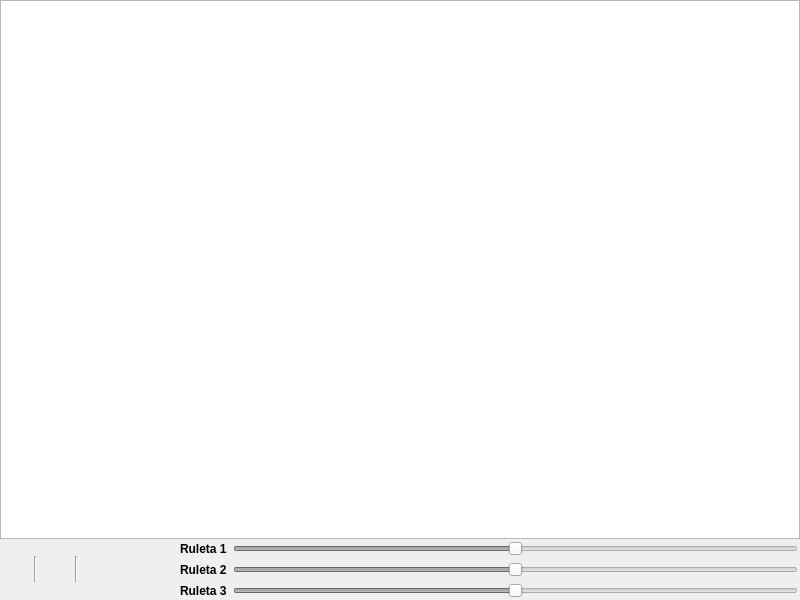
Above: ui/ruleta.ui from Monthy/gr-lida before the change. Below: the same form after it.
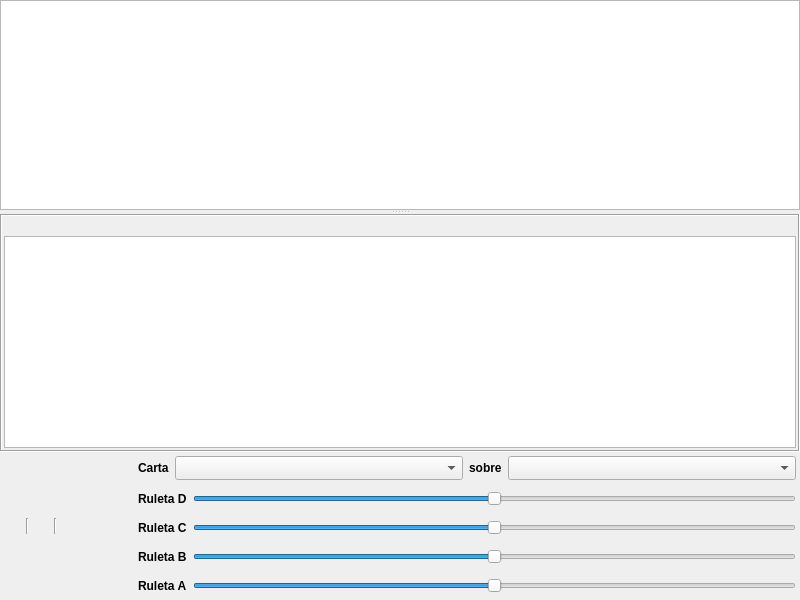
That is the form after the change. Icons and pictures are not drawn.

```diff
--- a/ui/ruleta.ui
+++ b/ui/ruleta.ui
@@ -1,7 +1,7 @@
 <?xml version="1.0" encoding="UTF-8"?>
 <ui version="4.0">
- <class>RuletaClass</class>
- <widget class="QMainWindow" name="RuletaClass">
+ <class>frmRuleta</class>
+ <widget class="QDialog" name="frmRuleta">
   <property name="geometry">
    <rect>
     <x>0</x>
@@ -13,7 +13,6 @@
   <property name="windowTitle">
    <string>Ruleta de Protección</string>
   </property>
-  <widget class="QWidget" name="centralwidget">
    <layout class="QVBoxLayout" name="verticalLayout">
     <property name="spacing">
      <number>0</number>
@@ -22,26 +21,91 @@
      <number>0</number>
     </property>
     <item>
+    <widget class="QSplitter" name="splitter">
+     <property name="orientation">
+      <enum>Qt::Vertical</enum>
+     </property>
+     <property name="handleWidth">
+      <number>4</number>
+     </property>
      <widget class="QGraphicsView" name="gvRuleta">
       <property name="cacheMode">
        <set>QGraphicsView::CacheBackground</set>
       </property>
      </widget>
-    </item>
-    <item>
-     <widget class="QFrame" name="frame">
+     <widget class="QFrame" name="frameInfo">
       <property name="frameShape">
-       <enum>QFrame::NoFrame</enum>
+       <enum>QFrame::Box</enum>
       </property>
       <property name="frameShadow">
-       <enum>QFrame::Raised</enum>
+       <enum>QFrame::Sunken</enum>
       </property>
-      <layout class="QHBoxLayout" name="horizontalLayout_2">
+      <layout class="QGridLayout" name="gridLayout" columnstretch="0,1,0">
+       <property name="verticalSpacing">
+        <number>2</number>
+       </property>
        <property name="margin">
         <number>2</number>
        </property>
+       <item row="0" column="0">
+        <widget class="QLabel" name="lb_info_ico">
+         <property name="minimumSize">
+          <size>
+           <width>16</width>
+           <height>16</height>
+          </size>
+         </property>
+         <property name="pixmap">
+          <pixmap resource="../res/gr-lida.qrc">:/img16/informacion.png</pixmap>
+         </property>
+        </widget>
+       </item>
+       <item row="0" column="1">
+        <widget class="QLabel" name="lb_info_titulo">
+         <property name="minimumSize">
+          <size>
+           <width>0</width>
+           <height>16</height>
+          </size>
+         </property>
+        </widget>
+       </item>
+       <item row="0" column="2">
+        <widget class="QToolButton" name="btnCerrarInfo">
+         <property name="icon">
+          <iconset resource="../res/gr-lida.qrc">
+           <normaloff>:/images/tab_close.png</normaloff>:/images/tab_close.png</iconset>
+         </property>
+         <property name="iconSize">
+          <size>
+           <width>9</width>
+           <height>9</height>
+          </size>
+         </property>
+         <property name="toolButtonStyle">
+          <enum>Qt::ToolButtonIconOnly</enum>
+         </property>
+         <property name="autoRaise">
+          <bool>true</bool>
+         </property>
+        </widget>
+       </item>
+       <item row="1" column="0" colspan="3">
+        <widget class="QTextBrowser" name="txtInfo">
+         <property name="sizePolicy">
+          <sizepolicy hsizetype="Preferred" vsizetype="Preferred">
+           <horstretch>0</horstretch>
+           <verstretch>0</verstretch>
+          </sizepolicy>
+         </property>
+        </widget>
+       </item>
+      </layout>
+     </widget>
+    </widget>
+   </item>
        <item>
-        <layout class="QHBoxLayout" name="horizontalLayout">
+    <layout class="QHBoxLayout" name="horizontalLayout_1">
          <item>
           <widget class="QToolButton" name="actionSalir">
            <property name="minimumSize">
@@ -69,14 +133,14 @@
           <widget class="Line" name="line">
            <property name="minimumSize">
             <size>
-             <width>0</width>
-             <height>26</height>
+         <width>2</width>
+         <height>16</height>
             </size>
            </property>
            <property name="maximumSize">
             <size>
-             <width>16777215</width>
-             <height>26</height>
+         <width>2</width>
+         <height>16</height>
             </size>
            </property>
            <property name="orientation">
@@ -102,6 +166,9 @@
             <iconset resource="../res/grlida.qrc">
              <normaloff>:/img16/informacion.png</normaloff>:/img16/informacion.png</iconset>
            </property>
+       <property name="checkable">
+        <bool>true</bool>
+       </property>
            <property name="autoRaise">
             <bool>true</bool>
            </property>
@@ -111,14 +178,14 @@
           <widget class="Line" name="line_2">
            <property name="minimumSize">
             <size>
-             <width>0</width>
-             <height>26</height>
+         <width>2</width>
+         <height>0</height>
             </size>
            </property>
            <property name="maximumSize">
             <size>
-             <width>16777215</width>
-             <height>26</height>
+         <width>2</width>
+         <height>16</height>
             </size>
            </property>
            <property name="orientation">
@@ -195,12 +262,48 @@
            </property>
           </widget>
          </item>
-        </layout>
+     <item>
+      <layout class="QVBoxLayout" name="verticalLayout_1">
+       <property name="spacing">
+        <number>0</number>
+       </property>
+       <item>
+        <widget class="QFrame" name="ruleta_Cartas">
+         <layout class="QHBoxLayout" name="horizontalLayout_6">
+          <property name="margin">
+           <number>4</number>
+          </property>
+          <item>
+           <widget class="QLabel" name="lb_carta_top">
+            <property name="font">
+             <font>
+              <weight>75</weight>
+              <bold>true</bold>
+             </font>
+            </property>
+            <property name="text">
+             <string>Carta</string>
+            </property>
+           </widget>
        </item>
        <item>
-        <layout class="QGridLayout" name="gridLayout">
-         <item row="0" column="0">
-          <widget class="QLabel" name="label">
+           <widget class="QComboBox" name="cbxCartaTop">
+            <property name="sizePolicy">
+             <sizepolicy hsizetype="Expanding" vsizetype="Fixed">
+              <horstretch>0</horstretch>
+              <verstretch>0</verstretch>
+             </sizepolicy>
+            </property>
+            <property name="minimumSize">
+             <size>
+              <width>0</width>
+              <height>24</height>
+             </size>
+            </property>
+           </widget>
+          </item>
+          <item>
+           <widget class="QLabel" name="lb_carta_bot">
            <property name="font">
             <font>
              <weight>75</weight>
@@ -208,21 +311,56 @@
             </font>
            </property>
            <property name="text">
-            <string>Ruleta 1</string>
+             <string>sobre</string>
            </property>
           </widget>
          </item>
-         <item row="0" column="1">
-          <widget class="QSlider" name="rotarA">
-           <property name="enabled">
-            <bool>false</bool>
-           </property>
-           <property name="maximumSize">
+          <item>
+           <widget class="QComboBox" name="cbxCartaBot">
+            <property name="sizePolicy">
+             <sizepolicy hsizetype="Expanding" vsizetype="Fixed">
+              <horstretch>0</horstretch>
+              <verstretch>0</verstretch>
+             </sizepolicy>
+            </property>
+            <property name="minimumSize">
             <size>
-             <width>16777215</width>
-             <height>16</height>
-            </size>
-           </property>
+              <width>0</width>
+              <height>24</height>
+             </size>
+            </property>
+           </widget>
+          </item>
+         </layout>
+        </widget>
+       </item>
+       <item>
+        <widget class="QFrame" name="ruleta_D">
+         <layout class="QHBoxLayout" name="horizontalLayout_5">
+          <property name="margin">
+           <number>4</number>
+          </property>
+          <item>
+           <widget class="QLabel" name="lb_D">
+            <property name="font">
+             <font>
+              <weight>75</weight>
+              <bold>true</bold>
+             </font>
+            </property>
+            <property name="text">
+             <string>Ruleta D</string>
+            </property>
+           </widget>
+          </item>
+          <item>
+           <widget class="QSlider" name="slider_D">
+            <property name="minimumSize">
+             <size>
+              <width>0</width>
+              <height>21</height>
+             </size>
+            </property>
            <property name="minimum">
             <number>-180</number>
            </property>
@@ -234,8 +372,17 @@
            </property>
           </widget>
          </item>
-         <item row="1" column="0">
-          <widget class="QLabel" name="label_2">
+         </layout>
+        </widget>
+       </item>
+       <item>
+        <widget class="QFrame" name="ruleta_C">
+         <layout class="QHBoxLayout" name="horizontalLayout_4">
+          <property name="margin">
+           <number>4</number>
+          </property>
+          <item>
+           <widget class="QLabel" name="lb_C">
            <property name="font">
             <font>
              <weight>75</weight>
@@ -243,19 +390,16 @@
             </font>
            </property>
            <property name="text">
-            <string>Ruleta 2</string>
+             <string>Ruleta C</string>
            </property>
           </widget>
          </item>
-         <item row="1" column="1">
-          <widget class="QSlider" name="rotarB">
-           <property name="enabled">
-            <bool>false</bool>
-           </property>
-           <property name="maximumSize">
+          <item>
+           <widget class="QSlider" name="slider_C">
+            <property name="minimumSize">
             <size>
-             <width>16777215</width>
-             <height>16</height>
+              <width>0</width>
+              <height>21</height>
             </size>
            </property>
            <property name="minimum">
@@ -269,8 +413,17 @@
            </property>
           </widget>
          </item>
-         <item row="2" column="0">
-          <widget class="QLabel" name="label_3">
+         </layout>
+        </widget>
+       </item>
+       <item>
+        <widget class="QFrame" name="ruleta_B">
+         <layout class="QHBoxLayout" name="horizontalLayout_3">
+          <property name="margin">
+           <number>4</number>
+          </property>
+          <item>
+           <widget class="QLabel" name="lb_B">
            <property name="font">
             <font>
              <weight>75</weight>
@@ -278,19 +431,16 @@
             </font>
            </property>
            <property name="text">
-            <string>Ruleta 3</string>
+             <string>Ruleta B</string>
            </property>
           </widget>
          </item>
-         <item row="2" column="1">
-          <widget class="QSlider" name="rotarC">
-           <property name="enabled">
-            <bool>false</bool>
-           </property>
-           <property name="maximumSize">
+          <item>
+           <widget class="QSlider" name="slider_B">
+            <property name="minimumSize">
             <size>
-             <width>16777215</width>
-             <height>16</height>
+              <width>0</width>
+              <height>21</height>
             </size>
            </property>
            <property name="minimum">
@@ -305,13 +455,71 @@
           </widget>
          </item>
         </layout>
+        </widget>
        </item>
+       <item>
+        <widget class="QFrame" name="ruleta_A">
+         <layout class="QHBoxLayout" name="horizontalLayout_2">
+          <property name="margin">
+           <number>4</number>
+          </property>
+          <item>
+           <widget class="QLabel" name="lb_A">
+            <property name="font">
+             <font>
+              <weight>75</weight>
+              <bold>true</bold>
+             </font>
+            </property>
+            <property name="text">
+             <string>Ruleta A</string>
+            </property>
+           </widget>
+          </item>
+          <item>
+           <widget class="QSlider" name="slider_A">
+            <property name="minimumSize">
+             <size>
+              <width>0</width>
+              <height>21</height>
+             </size>
+            </property>
+            <property name="minimum">
+             <number>-180</number>
+            </property>
+            <property name="maximum">
+             <number>180</number>
+            </property>
+            <property name="orientation">
+             <enum>Qt::Horizontal</enum>
+            </property>
+           </widget>
+          </item>
       </layout>
      </widget>
     </item>
    </layout>
-  </widget>
- </widget>
+     </item>
+    </layout>
+   </item>
+  </layout>
+ </widget>
+ <tabstops>
+  <tabstop>gvRuleta</tabstop>
+  <tabstop>cbxCartaTop</tabstop>
+  <tabstop>cbxCartaBot</tabstop>
+  <tabstop>slider_D</tabstop>
+  <tabstop>slider_C</tabstop>
+  <tabstop>slider_B</tabstop>
+  <tabstop>slider_A</tabstop>
+  <tabstop>actionInfo</tabstop>
+  <tabstop>actionZoomIn</tabstop>
+  <tabstop>actionZoomOut</tabstop>
+  <tabstop>actionSizeNormal</tabstop>
+  <tabstop>txtInfo</tabstop>
+  <tabstop>btnCerrarInfo</tabstop>
+  <tabstop>actionSalir</tabstop>
+ </tabstops>
  <resources>
   <include location="../res/grlida.qrc"/>
  </resources>
```
Left out of the diff: 14 changed lines with no effect on the pictures. Lines whose indentation alone changed are shown as unchanged.
